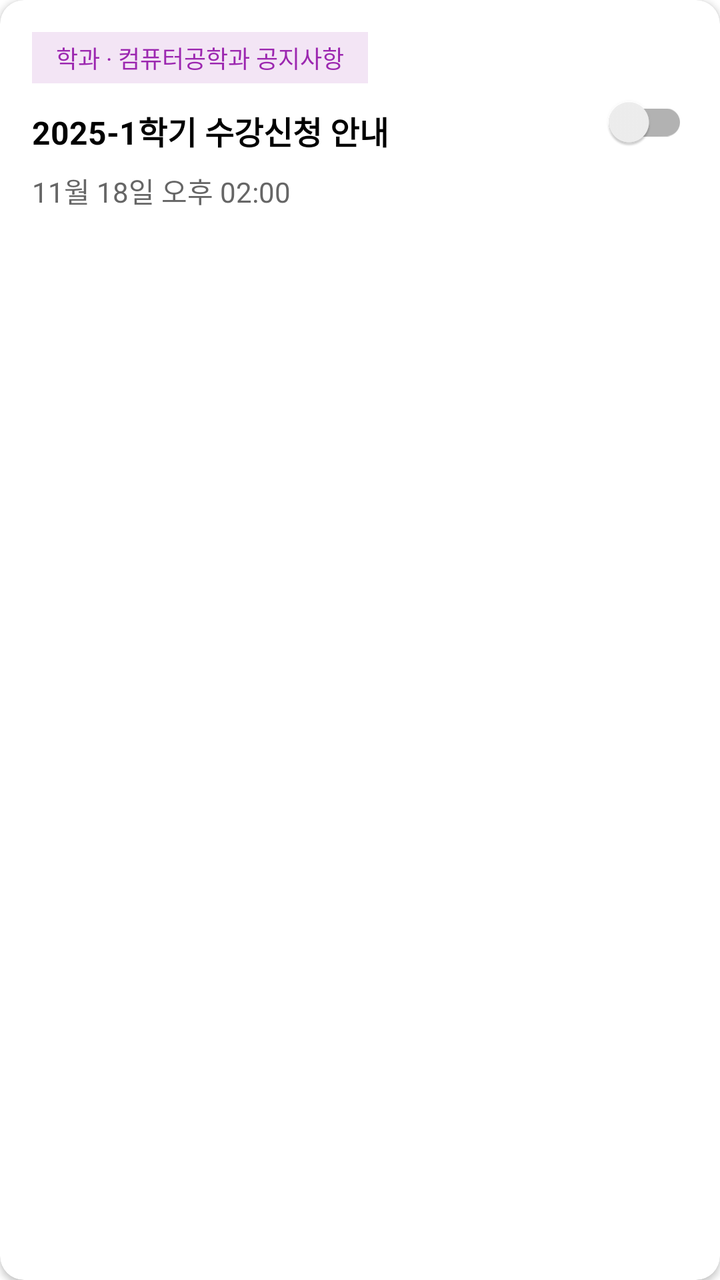
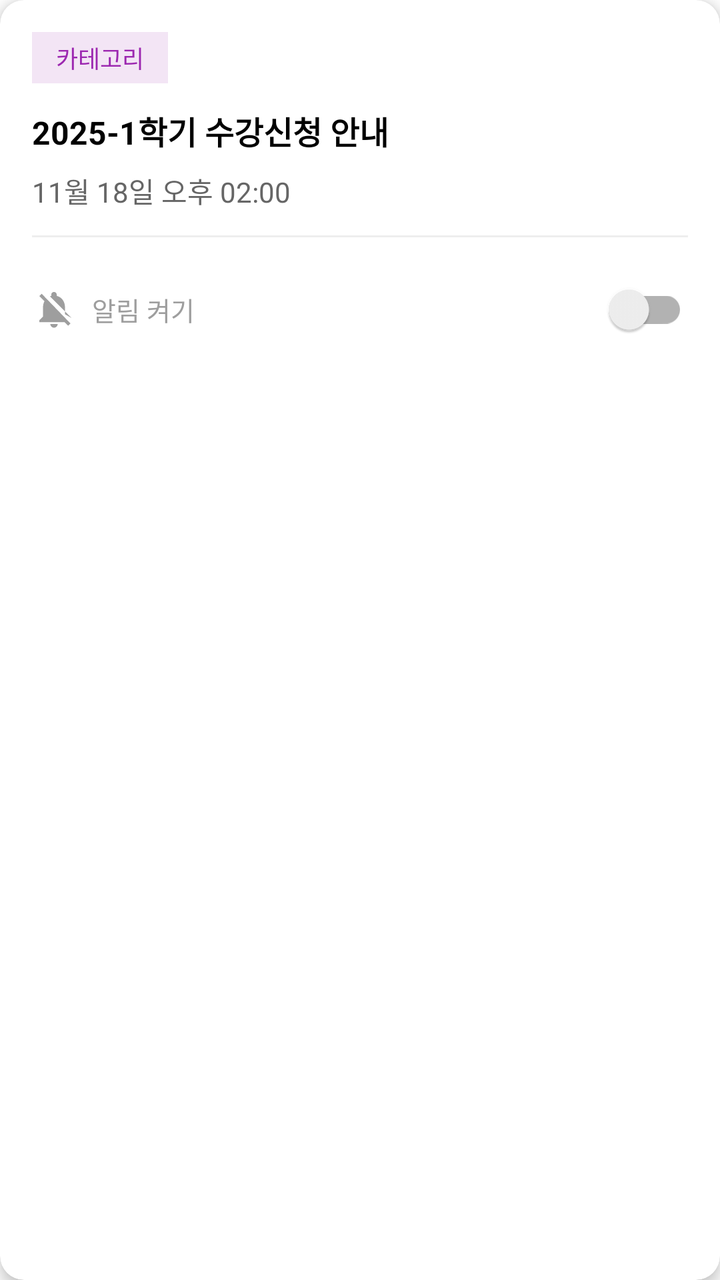

Screens rendered from an Android XML layout before and after an edit, with the pre-edit source and the edit as a unified diff.
<!-- AndroidManifest.xml: application theme Theme.mobile_android -->
<!-- res/layout/item_post.xml -->
<?xml version="1.0" encoding="utf-8"?>
<androidx.cardview.widget.CardView xmlns:android="http://schemas.android.com/apk/res/android"
    xmlns:app="http://schemas.android.com/apk/res-auto"
    xmlns:tools="http://schemas.android.com/tools"
    android:layout_width="match_parent"
    android:layout_height="wrap_content"
    android:layout_marginStart="16dp"
    android:layout_marginEnd="16dp"
    android:layout_marginTop="8dp"
    android:layout_marginBottom="8dp"
    app:cardCornerRadius="12dp"
    app:cardElevation="2dp"
    android:backgroundTint="@android:color/white">

    <androidx.constraintlayout.widget.ConstraintLayout
        android:layout_width="match_parent"
        android:layout_height="wrap_content"
        android:padding="16dp">

        
        <TextView
            android:id="@+id/tv_post_category"
            android:layout_width="wrap_content"
            android:layout_height="wrap_content"
            android:background="#F3E5F5"
            android:paddingHorizontal="12dp"
            android:paddingVertical="4dp"
            android:text="학과 · 컴퓨터공학과 공지사항"
            android:textColor="#9C27B0"
            android:textSize="12sp"
            app:layout_constraintStart_toStartOf="parent"
            app:layout_constraintTop_toTopOf="parent"
            tools:ignore="HardcodedText" />

        
        <TextView
            android:id="@+id/badge_new"
            android:layout_width="wrap_content"
            android:layout_height="wrap_content"
            android:layout_marginStart="8dp"
            android:background="#FF5252"
            android:paddingHorizontal="8dp"
            android:paddingVertical="2dp"
            android:text="NEW"
            android:textColor="@android:color/white"
            android:textSize="10sp"
            android:textStyle="bold"
            android:visibility="gone"
            app:layout_constraintBottom_toBottomOf="@+id/tv_post_category"
            app:layout_constraintStart_toEndOf="@+id/tv_post_category"
            app:layout_constraintTop_toTopOf="@+id/tv_post_category"
            tools:visibility="visible" />

        
        <TextView
            android:id="@+id/badge_dday"
            android:layout_width="wrap_content"
            android:layout_height="wrap_content"
            android:layout_marginStart="8dp"
            android:background="#FF9800"
            android:paddingHorizontal="8dp"
            android:paddingVertical="2dp"
            android:text="D-3"
            android:textColor="@android:color/white"
            android:textSize="10sp"
            android:textStyle="bold"
            android:visibility="gone"
            app:layout_constraintBottom_toBottomOf="@+id/tv_post_category"
            app:layout_constraintStart_toEndOf="@+id/badge_new"
            app:layout_constraintTop_toTopOf="@+id/tv_post_category"
            tools:visibility="visible" />

        
        <TextView
            android:id="@+id/tv_post_title"
            android:layout_width="0dp"
            android:layout_height="wrap_content"
            android:layout_marginTop="12dp"
            android:text="2025-1학기 수강신청 안내"
            android:textSize="16sp"
            android:textStyle="bold"
            android:textColor="@android:color/black"
            app:layout_constraintStart_toStartOf="parent"
            app:layout_constraintEnd_toStartOf="@+id/switch_calendar"
            app:layout_constraintTop_toBottomOf="@id/tv_post_category"
            tools:ignore="HardcodedText" />

        
        <TextView
            android:id="@+id/tv_post_date"
            android:layout_width="0dp"
            android:layout_height="wrap_content"
            android:layout_marginTop="8dp"
            android:text="11월 18일 오후 02:00"
            android:textColor="#666666"
            android:textSize="14sp"
            app:layout_constraintStart_toStartOf="parent"
            app:layout_constraintTop_toBottomOf="@id/tv_post_title"
            app:layout_constraintEnd_toStartOf="@+id/switch_calendar"
            tools:ignore="HardcodedText" />

        
        <TextView
            android:id="@+id/tv_post_location"
            android:layout_width="0dp"
            android:layout_height="wrap_content"
            android:layout_marginTop="4dp"
            android:text="📍 캘린더 등록"
            android:textColor="#666666"
            android:textSize="12sp"
            android:visibility="gone"
            app:layout_constraintStart_toStartOf="parent"
            app:layout_constraintTop_toBottomOf="@id/tv_post_date"
            app:layout_constraintEnd_toStartOf="@+id/switch_calendar"
            tools:visibility="visible" />

        
        <androidx.appcompat.widget.SwitchCompat
            android:id="@+id/switch_calendar"
            android:layout_width="wrap_content"
            android:layout_height="wrap_content"
            android:enabled="true"
            app:layout_constraintEnd_toEndOf="parent"
            app:layout_constraintTop_toTopOf="parent"
            app:layout_constraintBottom_toBottomOf="parent" />

    </androidx.constraintlayout.widget.ConstraintLayout>
</androidx.cardview.widget.CardView>
<!-- resources referenced by this layout -->
<resources>
  <style name="Theme.mobile_android" parent="Base.Theme.mobile_android" />
  <style name="Base.Theme.mobile_android" parent="Theme.MaterialComponents.DayNight.NoActionBar">
          
  
          <item name="colorPrimary">@color/login_bg1</item>
          <item name="colorPrimaryVariant">@color/login_bg1</item>
          <item name="colorOnPrimary">@color/white</item>
          <item name="colorSecondary">@color/login_bg2</item>
          <item name="colorSecondaryVariant">@color/login_bg2</item>
          <item name="colorOnSecondary">@color/login_bg2</item>
          <item name="android:statusBarColor">@color/login_bg1</item>
      </style>
  <color name="login_bg1">#0B0E18</color>
  <color name="white">#FFFFFFFF</color>
  <color name="login_bg2">#673AB7</color>
</resources>

<!-- the commit's change to res/layout/item_post.xml (unified diff, before → after) -->
@@ -4,125 +4,138 @@
     xmlns:tools="http://schemas.android.com/tools"
     android:layout_width="match_parent"
     android:layout_height="wrap_content"
-    android:layout_marginStart="16dp"
-    android:layout_marginEnd="16dp"
-    android:layout_marginTop="8dp"
-    android:layout_marginBottom="8dp"
-    app:cardCornerRadius="12dp"
-    app:cardElevation="2dp"
-    android:backgroundTint="@android:color/white">
+    android:layout_marginTop="@dimen/card_margin_vertical"
+    android:layout_marginHorizontal="1dp"
+    android:layout_marginBottom="@dimen/card_margin_vertical"
+    app:cardCornerRadius="@dimen/card_corner_radius"
+    app:cardElevation="@dimen/card_elevation"
+    android:backgroundTint="@android:color/white"
+    app:cardUseCompatPadding="false">
 
-    <androidx.constraintlayout.widget.ConstraintLayout
+    <LinearLayout
         android:layout_width="match_parent"
         android:layout_height="wrap_content"
+        android:orientation="vertical"
         android:padding="16dp">
 
-        
-        <TextView
-            android:id="@+id/tv_post_category"
-            android:layout_width="wrap_content"
+        <LinearLayout
+            android:layout_width="match_parent"
             android:layout_height="wrap_content"
-            android:background="#F3E5F5"
-            android:paddingHorizontal="12dp"
-            android:paddingVertical="4dp"
-            android:text="학과 · 컴퓨터공학과 공지사항"
-            android:textColor="#9C27B0"
-            android:textSize="12sp"
-            app:layout_constraintStart_toStartOf="parent"
-            app:layout_constraintTop_toTopOf="parent"
-            tools:ignore="HardcodedText" />
+            android:orientation="horizontal"
+            android:gravity="center_vertical">
 
-        
-        <TextView
-            android:id="@+id/badge_new"
-            android:layout_width="wrap_content"
-            android:layout_height="wrap_content"
-            android:layout_marginStart="8dp"
-            android:background="#FF5252"
-            android:paddingHorizontal="8dp"
-            android:paddingVertical="2dp"
-            android:text="NEW"
-            android:textColor="@android:color/white"
-            android:textSize="10sp"
-            android:textStyle="bold"
-            android:visibility="gone"
-            app:layout_constraintBottom_toBottomOf="@+id/tv_post_category"
-            app:layout_constraintStart_toEndOf="@+id/tv_post_category"
-            app:layout_constraintTop_toTopOf="@+id/tv_post_category"
-            tools:visibility="visible" />
+            <TextView
+                android:id="@+id/tv_post_category"
+                android:layout_width="wrap_content"
+                android:layout_height="wrap_content"
+                android:background="#F3E5F5"
+                android:paddingHorizontal="12dp"
+                android:paddingVertical="4dp"
+                android:text="카테고리"
+                android:textColor="#9C27B0"
+                android:textSize="12sp"
+                tools:ignore="HardcodedText" />
 
-        
-        <TextView
-            android:id="@+id/badge_dday"
-            android:layout_width="wrap_content"
-            android:layout_height="wrap_content"
-            android:layout_marginStart="8dp"
-            android:background="#FF9800"
-            android:paddingHorizontal="8dp"
-            android:paddingVertical="2dp"
-            android:text="D-3"
-            android:textColor="@android:color/white"
-            android:textSize="10sp"
-            android:textStyle="bold"
-            android:visibility="gone"
-            app:layout_constraintBottom_toBottomOf="@+id/tv_post_category"
-            app:layout_constraintStart_toEndOf="@+id/badge_new"
-            app:layout_constraintTop_toTopOf="@+id/tv_post_category"
-            tools:visibility="visible" />
+            <TextView
+                android:id="@+id/badge_new"
+                android:layout_width="wrap_content"
+                android:layout_height="wrap_content"
+                android:layout_marginStart="8dp"
+                android:background="#FF5252"
+                android:paddingHorizontal="8dp"
+                android:paddingVertical="2dp"
+                android:text="NEW"
+                android:textColor="@android:color/white"
+                android:textSize="10sp"
+                android:textStyle="bold"
+                android:visibility="gone"
+                tools:visibility="visible" />
 
-        
+            <TextView
+                android:id="@+id/badge_dday"
+                android:layout_width="wrap_content"
+                android:layout_height="wrap_content"
+                android:layout_marginStart="8dp"
+                android:background="#FF9800"
+                android:paddingHorizontal="8dp"
+                android:paddingVertical="2dp"
+                android:text="D-3"
+                android:textColor="@android:color/white"
+                android:textSize="10sp"
+                android:textStyle="bold"
+                android:visibility="gone"
+                tools:visibility="visible" />
+        </LinearLayout>
+
         <TextView
             android:id="@+id/tv_post_title"
-            android:layout_width="0dp"
+            android:layout_width="match_parent"
             android:layout_height="wrap_content"
             android:layout_marginTop="12dp"
             android:text="2025-1학기 수강신청 안내"
+            android:textColor="@android:color/black"
             android:textSize="16sp"
             android:textStyle="bold"
-            android:textColor="@android:color/black"
-            app:layout_constraintStart_toStartOf="parent"
-            app:layout_constraintEnd_toStartOf="@+id/switch_calendar"
-            app:layout_constraintTop_toBottomOf="@id/tv_post_category"
             tools:ignore="HardcodedText" />
 
-        
         <TextView
             android:id="@+id/tv_post_date"
-            android:layout_width="0dp"
+            android:layout_width="match_parent"
             android:layout_height="wrap_content"
             android:layout_marginTop="8dp"
             android:text="11월 18일 오후 02:00"
             android:textColor="#666666"
             android:textSize="14sp"
-            app:layout_constraintStart_toStartOf="parent"
-            app:layout_constraintTop_toBottomOf="@id/tv_post_title"
-            app:layout_constraintEnd_toStartOf="@+id/switch_calendar"
             tools:ignore="HardcodedText" />
 
-        
         <TextView
             android:id="@+id/tv_post_location"
-            android:layout_width="0dp"
+            android:layout_width="match_parent"
             android:layout_height="wrap_content"
             android:layout_marginTop="4dp"
-            android:text="📍 캘린더 등록"
+            android:text="장소 정보"
             android:textColor="#666666"
             android:textSize="12sp"
             android:visibility="gone"
-            app:layout_constraintStart_toStartOf="parent"
-            app:layout_constraintTop_toBottomOf="@id/tv_post_date"
-            app:layout_constraintEnd_toStartOf="@+id/switch_calendar"
             tools:visibility="visible" />
 
-        
-        <androidx.appcompat.widget.SwitchCompat
-            android:id="@+id/switch_calendar"
-            android:layout_width="wrap_content"
+        <View
+            android:layout_width="match_parent"
+            android:layout_height="1dp"
+            android:layout_marginTop="12dp"
+            android:background="#EEEEEE" />
+
+        <LinearLayout
+            android:layout_width="match_parent"
             android:layout_height="wrap_content"
-            android:enabled="true"
-            app:layout_constraintEnd_toEndOf="parent"
-            app:layout_constraintTop_toTopOf="parent"
-            app:layout_constraintBottom_toBottomOf="parent" />
+            android:layout_marginTop="12dp"
+            android:gravity="center_vertical"
+            android:orientation="horizontal">
 
-    </androidx.constraintlayout.widget.ConstraintLayout>
+            <ImageView
+                android:id="@+id/iv_notification_icon"
+                android:layout_width="22dp"
+                android:layout_height="22dp"
+                android:src="@drawable/ic_bell_disabled"
+                android:contentDescription="알림 아이콘" />
+
+            <TextView
+                android:id="@+id/tv_calendar_status"
+                android:layout_width="0dp"
+                android:layout_height="wrap_content"
+                android:layout_marginStart="8dp"
+                android:layout_weight="1"
+                android:text="알림 켜기"
+                android:textColor="#9E9E9E"
+                android:textSize="13sp" />
+
+            <androidx.appcompat.widget.SwitchCompat
+                android:id="@+id/switch_calendar"
+                android:layout_width="wrap_content"
+                android:layout_height="wrap_content"
+                android:checked="false" />
+        </LinearLayout>
+
+    </LinearLayout>
+
 </androidx.cardview.widget.CardView>
<!-- resource entries referenced after the edit -->
@@ -1,5 +1,19 @@
 <!-- resources referenced by this layout -->
 <resources>
+  <dimen name="card_corner_radius">12dp</dimen>
+  <dimen name="card_elevation">4dp</dimen>
+  <dimen name="card_margin_vertical">8dp</dimen>
+  <!-- drawable ic_bell_disabled (drawable) -->
+  <?xml version="1.0" encoding="utf-8"?>
+  <vector xmlns:android="http://schemas.android.com/apk/res/android"
+      android:width="24dp"
+      android:height="24dp"
+      android:viewportWidth="24"
+      android:viewportHeight="24">
+      <path
+          android:fillColor="#9E9E9E"
+          android:pathData="M20,18.69L7.84,6.14L5.27,3.49L4,4.76l2.8,2.8v0.01c-0.52,0.99 -0.8,2.16 -0.8,3.42v5l-2,2v1h13.73l2,2L21,19.72l-1,-1.03zM12,22c1.11,0 2,-0.89 2,-2h-4c0,1.11 0.89,2 2,2zM18,14.68V11c0,-3.08 -1.64,-5.64 -4.5,-6.32V4c0,-0.83 -0.67,-1.5 -1.5,-1.5s-1.5,0.67 -1.5,1.5v0.68c-0.24,0.06 -0.47,0.15 -0.69,0.23l11.69,11.77z"/>
+  </vector>
   <style name="Theme.mobile_android" parent="Base.Theme.mobile_android" />
   <style name="Base.Theme.mobile_android" parent="Theme.MaterialComponents.DayNight.NoActionBar">
           
